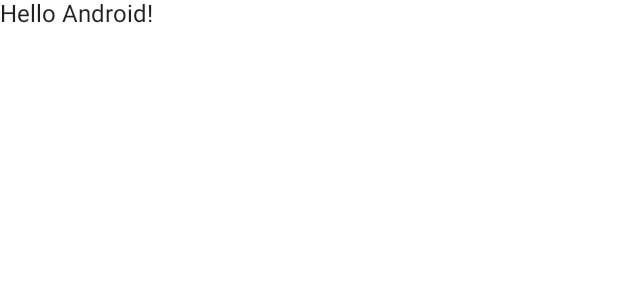
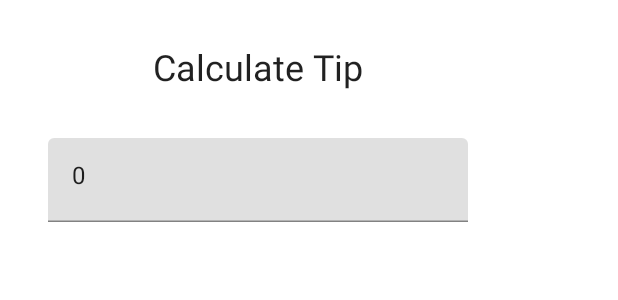
Before and after one commit to dansolodev/TipTime, an Android app built with Jetpack Compose: the @Preview function DefaultPreview, on a phone screen of 412 x 824 dp. Shown: the top 300 px of the screen. Run offline under Robolectric (Android 15) with nearby library versions, the phone set to English and light mode, and no system bars.

Commit message:
Add title, add text field

```diff
--- a/app/src/main/java/mx/com/dcc/tiptime/MainActivity.kt
+++ b/app/src/main/java/mx/com/dcc/tiptime/MainActivity.kt
@@ -3,13 +3,18 @@ package mx.com.dcc.tiptime
 import android.os.Bundle
 import androidx.activity.ComponentActivity
 import androidx.activity.compose.setContent
-import androidx.compose.foundation.layout.fillMaxSize
+import androidx.compose.foundation.layout.*
 import androidx.compose.material.MaterialTheme
 import androidx.compose.material.Surface
 import androidx.compose.material.Text
-import androidx.compose.runtime.Composable
+import androidx.compose.material.TextField
+import androidx.compose.runtime.*
+import androidx.compose.ui.Alignment
 import androidx.compose.ui.Modifier
+import androidx.compose.ui.res.stringResource
 import androidx.compose.ui.tooling.preview.Preview
+import androidx.compose.ui.unit.dp
+import androidx.compose.ui.unit.sp
 import mx.com.dcc.tiptime.ui.theme.TipTimeTheme
 
 class MainActivity : ComponentActivity() {
@@ -22,7 +27,7 @@ class MainActivity : ComponentActivity() {
                     modifier = Modifier.fillMaxSize(),
                     color = MaterialTheme.colors.background
                 ) {
-                    Greeting("Android")
+                    TipTimeScreen()
                 }
             }
         }
@@ -30,14 +35,35 @@ class MainActivity : ComponentActivity() {
 }
 
 @Composable
-fun Greeting(name: String) {
-    Text(text = "Hello $name!")
+fun TipTimeScreen() {
+    Column(
+        modifier = Modifier.padding(32.dp),
+        verticalArrangement = Arrangement.spacedBy(8.dp)
+    ) {
+        Text(
+            text = stringResource(id = R.string.calculate_tip),
+            fontSize = 24.sp,
+            modifier = Modifier.align(Alignment.CenterHorizontally)
+        )
+        Spacer(modifier = Modifier.height(16.dp))
+        EditNumberField()
+    }
+}
+
+@Composable
+fun EditNumberField() {
+    var amountInput by remember { mutableStateOf("0") }
+
+    TextField(
+        value = amountInput,
+        onValueChange = { amountInput = it }
+    )
 }
 
 @Preview(showBackground = true)
 @Composable
 fun DefaultPreview() {
     TipTimeTheme {
-        Greeting("Android")
+        TipTimeScreen()
     }
 }
--- a/app/src/main/res/values/strings.xml
+++ b/app/src/main/res/values/strings.xml
@@ -1,3 +1,6 @@
 <resources>
     <string name="app_name">Tip Time</string>
+    <string name="calculate_tip">Calculate Tip</string>
+    <string name="cost_of_service">Cost of Service</string>
+    <string name="tip_amount">Tip amount: %s</string>
 </resources>
```
